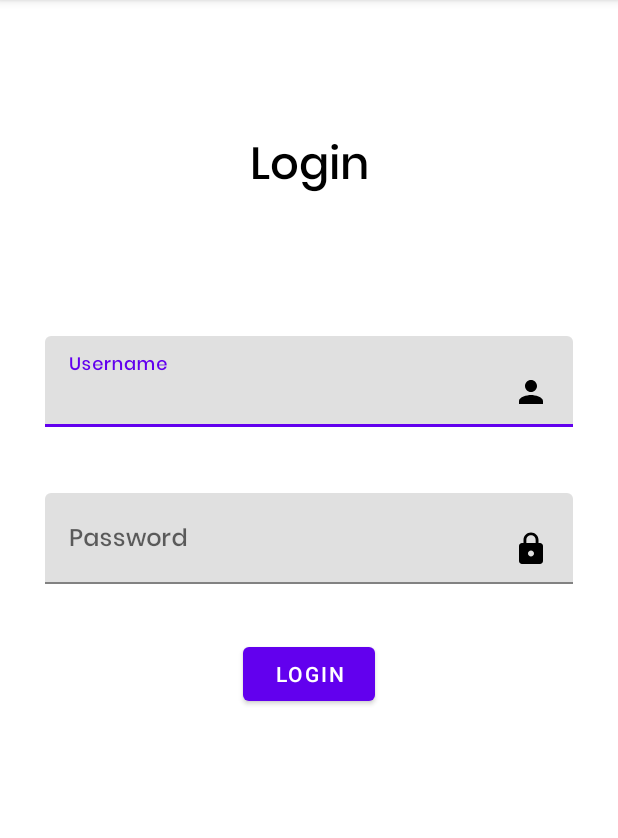
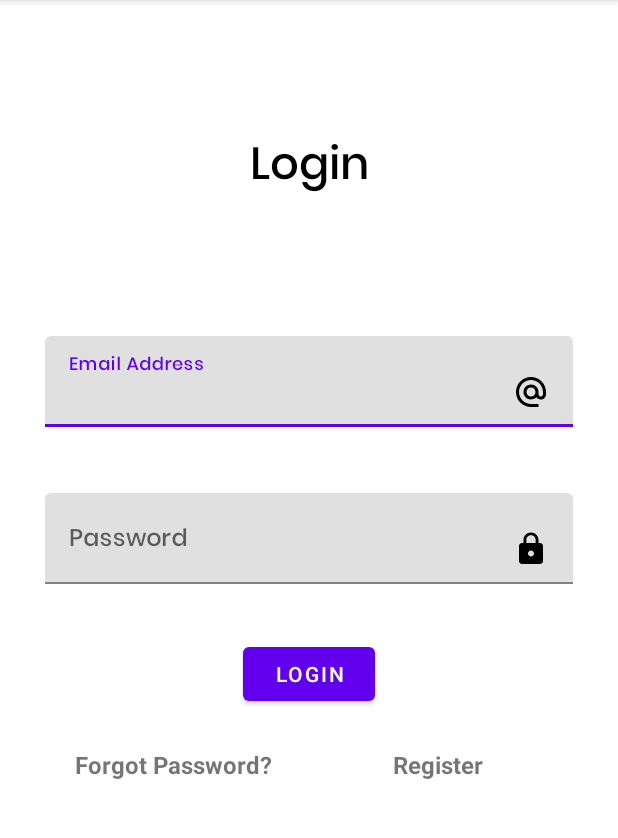
Before and after one commit to aramkeshishyan/GoFit, an Android app: the Login screen opened directly, with no data from a screen before it, on a phone screen of 412 x 824 dp, the part 84-922 px from its top. Run offline under Robolectric (Android 15) with nearby library versions, the phone set to English and light mode, and no system bars.

Commit message:
Minor page updates

```diff
--- a/app/src/main/res/layout/activity_login.xml
+++ b/app/src/main/res/layout/activity_login.xml
@@ -14,17 +14,17 @@
         android:textColor="@color/black"
         android:fontFamily="@font/poppinsmedium"
         android:text="@string/login"
-        app:layout_constraintBottom_toTopOf="@+id/textInputLayout"
+        app:layout_constraintBottom_toTopOf="@+id/email"
         app:layout_constraintEnd_toEndOf="parent"
         app:layout_constraintStart_toStartOf="parent"
         app:layout_constraintTop_toTopOf="parent" />
 
     <com.google.android.material.textfield.TextInputLayout
-        android:id="@+id/textInputLayout"
+        android:id="@+id/email"
         android:layout_width="match_parent"
         android:layout_height="wrap_content"
         android:layout_marginTop="224dp"
-        android:hint="@string/username"
+        android:hint="@string/email_address"
         android:layout_marginLeft="30dp"
         android:layout_marginRight="30dp"
         app:layout_constraintEnd_toEndOf="parent"
@@ -35,20 +35,20 @@
         <com.google.android.material.textfield.TextInputEditText
             android:layout_width="match_parent"
             android:fontFamily="@font/poppinsmedium"
-            android:drawableEnd="@drawable/ic_user"
+            android:drawableEnd="@drawable/ic_email"
             android:layout_height="wrap_content" />
 
     </com.google.android.material.textfield.TextInputLayout>
 
     <com.google.android.material.textfield.TextInputLayout
-        android:id="@+id/textInputLayout5"
+        android:id="@+id/password"
         android:layout_width="match_parent"
         android:layout_height="wrap_content"
         android:layout_marginTop="44dp"
         android:hint="@string/password"
         android:layout_marginLeft="30dp"
         android:layout_marginRight="30dp"
-        app:layout_constraintTop_toBottomOf="@+id/textInputLayout"
+        app:layout_constraintTop_toBottomOf="@+id/email"
         tools:layout_editor_absoluteX="-16dp">
 
         <com.google.android.material.textfield.TextInputEditText
@@ -60,13 +60,51 @@
     </com.google.android.material.textfield.TextInputLayout>
 
     <Button
-        android:id="@+id/btnLogin"
+        android:id="@+id/signIn"
         android:layout_width="wrap_content"
         android:layout_height="wrap_content"
         android:layout_marginTop="36dp"
         android:text="@string/login"
         app:layout_constraintEnd_toEndOf="parent"
         app:layout_constraintStart_toStartOf="parent"
-        app:layout_constraintTop_toBottomOf="@+id/textInputLayout5" />
+        app:layout_constraintTop_toBottomOf="@+id/password" />
+
+    <TextView
+        android:id="@+id/forgotPassword"
+        android:layout_width="wrap_content"
+        android:layout_height="wrap_content"
+        android:text="@string/forgot_password"
+        android:textSize="16sp"
+        android:textStyle="bold"
+        app:layout_constraintTop_toBottomOf="@+id/signIn"
+        app:layout_constraintLeft_toLeftOf="parent"
+        android:layout_marginTop="25dp"
+        android:layout_marginStart="50dp"/>
+
+    <TextView
+        android:id="@+id/register"
+        android:layout_width="wrap_content"
+        android:layout_height="wrap_content"
+        android:text="@string/register"
+        android:textSize="16sp"
+        android:textStyle="bold"
+        app:layout_constraintTop_toTopOf="@+id/forgotPassword"
+        app:layout_constraintLeft_toRightOf="@+id/forgotPassword"
+        android:layout_marginStart="80dp"/>
+
+    <ProgressBar
+        android:id="@+id/progressBar"
+        style="@style/Widget.AppCompat.ProgressBar"
+        android:layout_width="wrap_content"
+        android:layout_height="wrap_content"
+        android:layout_centerInParent="true"
+        android:visibility="gone"
+        tools:ignore="MissingConstraints"
+        app:layout_constraintTop_toTopOf="parent"
+        app:layout_constraintBottom_toBottomOf="parent"
+        app:layout_constraintLeft_toLeftOf="parent"
+        app:layout_constraintRight_toRightOf="parent"/>
+
+
 
 </androidx.constraintlayout.widget.ConstraintLayout>
--- a/app/src/main/res/values/strings.xml
+++ b/app/src/main/res/values/strings.xml
@@ -7,4 +7,9 @@
     <string name="email">Email</string>
     <string name="login">Login</string>
     <string name="already_have_an_account_login">Already have an account? Login</string>
+    <string name="email_address">Email Address</string>
+    <string name="forgot_password">Forgot Password?</string>
+    <string name="register">Register</string>
+    <string name="gofit">GoFit</string>
+    <string name="register_user">Register User</string>
 </resources>
```
Also changed, not shown: app/src/main/res/layout/activity_signup.xml (+28 -16 lines).
